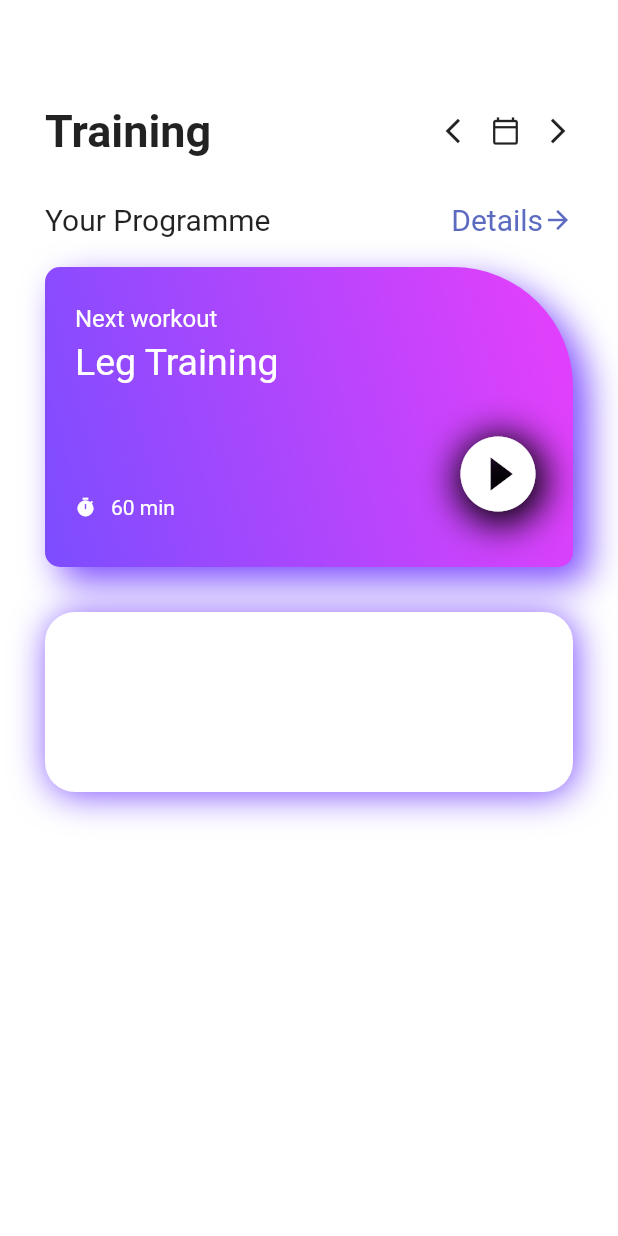
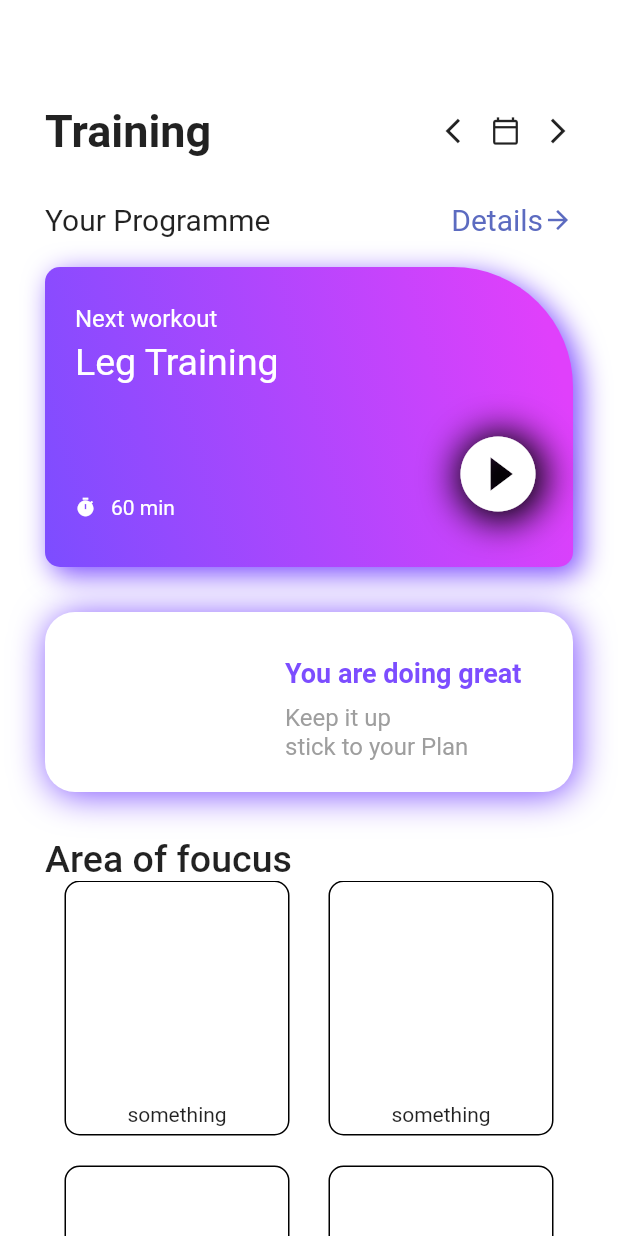
Before and after one commit to menaka123/flutter-test, a Flutter app: the screen it shows after launch, on a phone screen of 412 x 824 dp. Run offline on Flutter 3.47's test engine with Material 2 defaults, Android fonts, the phone set to English and light mode, and no system bars.

Commit message:
list area

```diff
--- a/lib/home_page.dart
+++ b/lib/home_page.dart
@@ -83,8 +83,8 @@ class _HomePageState extends State<HomePage> {
                   ),
                   boxShadow: [
                     BoxShadow(
-                        offset: Offset(10, 10),
-                        blurRadius: 20,
+                        offset: Offset(5, 5),
+                        blurRadius: 15,
                         color: Colors.deepPurpleAccent)
                   ]),
               child: Container(
@@ -137,7 +137,7 @@ class _HomePageState extends State<HomePage> {
                               borderRadius: BorderRadius.circular(60),
                               boxShadow: const [
                                 BoxShadow(
-                                    offset: Offset(2, 4),
+                                    offset: Offset(2, 2),
                                     blurRadius: 20,
                                     color: Colors.black)
                               ]),
@@ -148,7 +148,7 @@ class _HomePageState extends State<HomePage> {
                 ),
               ),
             ),
-            Container(
+            SizedBox(
               height: 180,
               width: MediaQuery.of(context).size.width,
               child: Stack(
@@ -164,14 +164,98 @@ class _HomePageState extends State<HomePage> {
                         BoxShadow(
                             offset: Offset(2, 2),
                             blurRadius: 20,
-                            color: Colors.deepPurpleAccent
+                            color: Colors.deepPurpleAccent)
+                      ],
+                    ),
+                  ),
+                  Container(
+                    width: double.maxFinite,
+                    height: 100,
+                    margin: const EdgeInsets.only(left: 150, top: 50),
+                    padding: const EdgeInsets.all(10),
+                    child: Column(
+                      crossAxisAlignment: CrossAxisAlignment.start,
+                      children: [
+                        const Text(
+                          "You are doing great",
+                          style: TextStyle(
+                              fontSize: 18,
+                              fontWeight: FontWeight.bold,
+                              color: Colors.deepPurpleAccent),
+                        ),
+                        const SizedBox(
+                          height: 10,
+                        ),
+                        RichText(
+                          text: const TextSpan(
+                              text: 'Keep it up',
+                              style:
+                                  TextStyle(fontSize: 16, color: Colors.grey)),
+                        ),
+                        RichText(
+                          text: const TextSpan(
+                              text: 'stick to your Plan',
+                              style:
+                                  TextStyle(fontSize: 16, color: Colors.grey)),
                         )
                       ],
                     ),
                   )
                 ],
               ),
-            )
+            ),
+            Row(
+              children: const [
+                Text(
+                  'Area of foucus',
+                  style: TextStyle(fontWeight: FontWeight.w500, fontSize: 25),
+                )
+              ],
+            ),
+            Expanded(
+                child: ListView.builder(
+                    itemCount: 4 ~/ 2,
+                    itemBuilder: (_, i) {
+                      return Row(
+                        mainAxisAlignment: MainAxisAlignment.spaceAround,
+                        children: [
+                          Container(
+                            padding: const EdgeInsets.only(bottom: 5),
+                            margin: const EdgeInsets.only(bottom: 20),
+                            width: 150,
+                            height: 170,
+                            decoration: BoxDecoration(
+                                color: Colors.white,
+                                borderRadius: BorderRadius.circular(10),
+                                border: Border.all(width: 1)),
+                            child: const Center(
+                                child: Align(
+                              alignment: Alignment.bottomCenter,
+                              child: Text(
+                                'something',
+                              ),
+                            )),
+                          ),
+                          Container(
+                            padding: const EdgeInsets.only(bottom: 5),
+                            margin: const EdgeInsets.only(bottom: 20),
+                            width: 150,
+                            height: 170,
+                            decoration: BoxDecoration(
+                                color: Colors.white,
+                                borderRadius: BorderRadius.circular(10),
+                                border: Border.all(width: 1)),
+                            child: const Center(
+                                child: Align(
+                              alignment: Alignment.bottomCenter,
+                              child: Text(
+                                'something',
+                              ),
+                            )),
+                          )
+                        ],
+                      );
+                    }))
           ],
         ),
       ),
```
